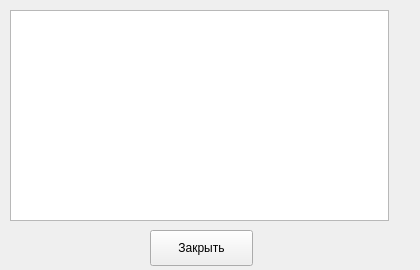
Above: gui/uies/cb_info.ui from neurocomputer/MemriBoard before the change. Below: the same form after it.
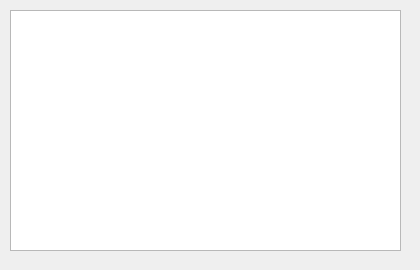
That is the form after the change.

Patch:
```diff
--- a/gui/uies/cb_info.ui
+++ b/gui/uies/cb_info.ui
@@ -36,24 +36,11 @@
     <rect>
      <x>10</x>
      <y>10</y>
-     <width>379</width>
-     <height>211</height>
+     <width>391</width>
+     <height>241</height>
     </rect>
    </property>
   </widget>
-  <widget class="QPushButton" name="button_close">
-   <property name="geometry">
-    <rect>
-     <x>150</x>
-     <y>230</y>
-     <width>103</width>
-     <height>36</height>
-    </rect>
-   </property>
-   <property name="text">
-    <string>Закрыть</string>
-   </property>
-  </widget>
  </widget>
  <resources/>
  <connections/>
```
